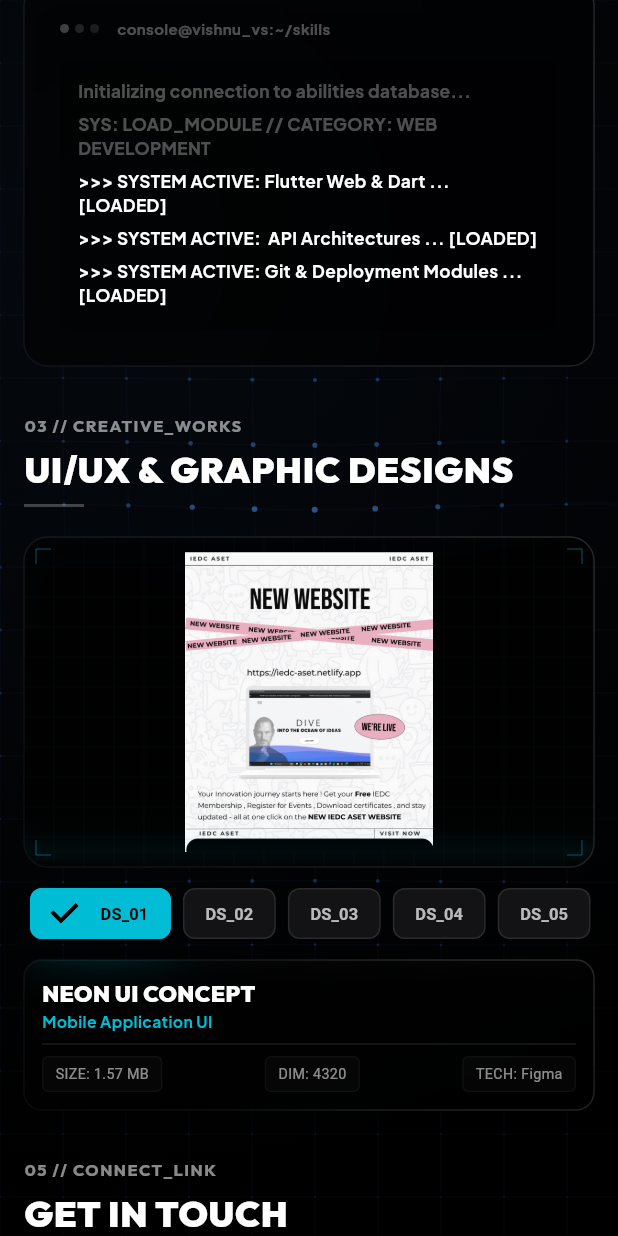
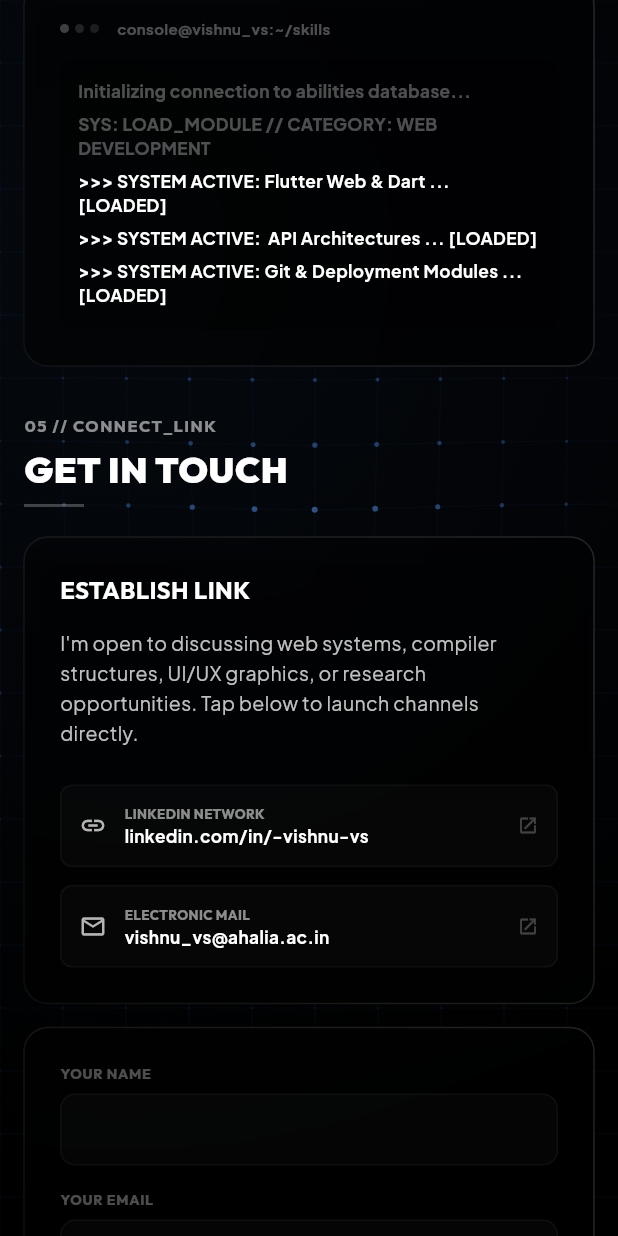
Before and after one commit to vishnu-vsgit/portfolio, a Flutter app: the screen it shows after launch, scrolled down 2880 dp, on a phone screen of 412 x 824 dp. Run offline on Flutter 3.47's test engine with Material 3 defaults, Android fonts, the phone set to English and light mode, and no system bars; our stand-ins replace google_fonts.

Commit message:
touchup changes

```diff
--- a/lib/main.dart
+++ b/lib/main.dart
@@ -4,7 +4,6 @@
 import 'package:url_launcher/url_launcher.dart';
 import 'widgets/warp_grid_background.dart';
 import 'widgets/glass_card.dart';
-import 'widgets/design_carousel.dart';
 
 void main() {
   WidgetsFlutterBinding.ensureInitialized();
@@ -50,7 +49,6 @@
   final ScrollController _scrollController = ScrollController();
   final GlobalKey _aboutKey = GlobalKey();
   final GlobalKey _projectsKey = GlobalKey();
-  final GlobalKey _designsKey = GlobalKey();
   final GlobalKey _timelineKey = GlobalKey();
   final GlobalKey _skillsKey = GlobalKey();
   final GlobalKey _contactKey = GlobalKey();
@@ -161,7 +159,6 @@
         _projectsKey,
         _timelineKey,
         _skillsKey,
-        _designsKey,
         _contactKey,
       ];
       int activeIndex = _activeNavIndex;
@@ -565,13 +562,8 @@
                               _skillsKey,
                             ),
                             _buildDesktopNavItem(
-                              "05 // DESIGN_STACK",
+                              "05 // CONTACT_LINK",
                               4,
-                              _designsKey,
-                            ),
-                            _buildDesktopNavItem(
-                              "06 // CONTACT_LINK",
-                              5,
                               _contactKey,
                             ),
                           ],
@@ -628,8 +620,6 @@
                 const SizedBox(height: 64.0),
                 _buildSkillsModule(false),
                 const SizedBox(height: 64.0),
-                _buildDesignsModule(false),
-                const SizedBox(height: 64.0),
                 _buildContactModule(false),
               ],
             ),
@@ -723,8 +713,6 @@
           _buildTimelineModule(true),
           const SizedBox(height: 32.0),
           _buildSkillsModule(true),
-          const SizedBox(height: 32.0),
-          _buildDesignsModule(true),
           const SizedBox(height: 32.0),
           _buildContactModule(true),
           const SizedBox(height: 48.0),
@@ -871,7 +859,7 @@
           const SizedBox(height: 14.0),
           _buildMiniProgress("GRAPHIC DESIGN (UI/UX)", 0.92, 0.8),
           const SizedBox(height: 14.0),
-          _buildMiniProgress("AI & COMPILER DESIGN", 0.88, 0.6),
+          _buildMiniProgress("AI & COMPUTER NETWORKING", 0.88, 0.6),
           const SizedBox(height: 14.0),
           _buildMiniProgress("OPERATIONS & LEADERSHIP", 0.98, 0.4),
         ],
@@ -1002,19 +990,7 @@
     );
   }
 
-  Widget _buildDesignsModule(bool isMobile) {
-    return Container(
-      key: _designsKey,
-      child: Column(
-        crossAxisAlignment: CrossAxisAlignment.start,
-        children: [
-          _buildModuleTitle("03 // CREATIVE_WORKS", "UI/UX & GRAPHIC DESIGNS"),
-          const SizedBox(height: 20.0),
-          DesignCarousel(isMobile: isMobile),
-        ],
-      ),
-    );
-  }
+
 
   Widget _buildProjectCard(ProjectDetail project, bool isMobile) {
     Widget content = Column(
```
